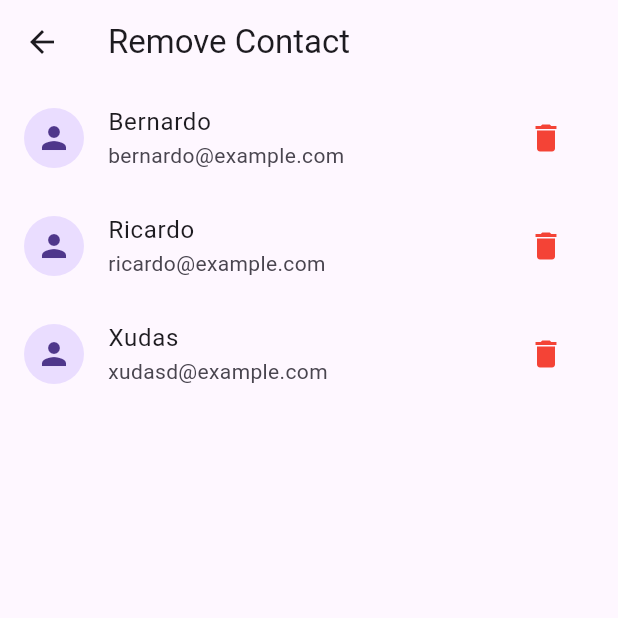
After one commit to BernardoArede/ContactsApp-Flutter, a Flutter app: the screen it shows after launch, after a tap on the "delete" icon, on a phone screen of 412 x 824 dp, the top half of it. The commit adds this screen. Run offline on Flutter 3.47's test engine with Material 3 defaults, Android fonts, the phone set to English and light mode, and no system bars; our stand-ins replace image_picker.

Commit message:
removeContactScreen

```diff
--- a/lib/screens/homeScreen.dart
+++ b/lib/screens/homeScreen.dart
@@ -3,21 +3,27 @@ import 'package:flutter_contacts/screens/viewContactScreen.dart';
 import '../models/contact.dart';
 import 'addContactScreen.dart';
 import 'editContactScreen.dart';
+import 'removeContactScreen.dart';
 
 class HomeScreen extends StatefulWidget {
+  const HomeScreen({super.key});
 
-  const HomeScreen({super.key});
   @override
   _HomeScreenState createState() => _HomeScreenState();
 }
 
-class _HomeScreenState extends State<HomeScreen>{
-
+class _HomeScreenState extends State<HomeScreen> {
   final List<Contact> contacts = [
     Contact(name: 'Bernardo', email: 'bernardo@example.com', phone: '927252511', birthdate: "2004-07-03"),
     Contact(name: 'Ricardo', email: 'ricardo@example.com', phone: '962445987'),
     Contact(name: 'Xudas', email: 'xudasd@example.com', phone: '925969973'),
   ];
+
+  void _removeContact(Contact contact) {
+    setState(() {
+      contacts.remove(contact);
+    });
+  }
 
   @override
   Widget build(BuildContext context) {
@@ -27,23 +33,44 @@ class _HomeScreenState extends State<HomeScreen>{
         actions: [
           IconButton(
             icon: const Icon(Icons.add),
-            onPressed: () async{
+            onPressed: () async {
               final newContact = await Navigator.push<Contact>(
-                  context,
-                  MaterialPageRoute(
-                    builder: (context) => const addContactScreen(),
-                  ),
+                context,
+                MaterialPageRoute(
+                  builder: (context) => const addContactScreen(),
+                ),
               );
-              if(newContact != null){
+              if (newContact != null) {
                 setState(() {
                   contacts.add(newContact);
                 });
               }
             },
-          )
+          ),
+          IconButton(
+            icon: const Icon(Icons.delete),
+            onPressed: () async {
+              final removedContact = await Navigator.push<Contact>(
+                context,
+                MaterialPageRoute(
+                  builder: (context) => RemoveContactScreen(contacts: List.from(contacts)),
+                ),
+              );
+              if (removedContact != null) {
+                _removeContact(removedContact);
+              }
+            },
+          ),
         ],
       ),
-      body: ListView.builder(
+      body: contacts.isEmpty
+          ? const Center(
+        child: Text(
+          "No contacts available.",
+          style: TextStyle(fontSize: 16, color: Colors.grey),
+        ),
+      )
+          : ListView.builder(
         itemCount: contacts.length,
         itemBuilder: (context, index) {
           final contact = contacts[index];
@@ -51,16 +78,18 @@ class _HomeScreenState extends State<HomeScreen>{
             child: ListTile(
               leading: const Icon(Icons.person),
               title: Text(contact.name),
-              subtitle: Text('${contact.email} \n${contact.phone}${contact.birthdate !=null ? '\n${contact.birthdate}' : ''}'),
+              subtitle: Text(
+                '${contact.email} \n${contact.phone}${contact.birthdate != null ? '\n${contact.birthdate}' : ''}',
+              ),
               isThreeLine: true,
-              onTap: () async{
+              onTap: () async {
                 final updateContact = await Navigator.push<Contact>(
                   context,
                   MaterialPageRoute(
-                    builder:(context) => viewContactScreen(contact:contact),
+                    builder: (context) => viewContactScreen(contact: contact),
                   ),
                 );
-                if(updateContact != null){
+                if (updateContact != null) {
                   setState(() {
                     contacts[index] = updateContact;
                   });
@@ -72,8 +101,4 @@ class _HomeScreenState extends State<HomeScreen>{
       ),
     );
   }
-
-
-
-
 }
--- /dev/null
+++ b/lib/screens/removeContactScreen.dart
@@ -0,0 +1,69 @@
+import 'dart:io';
+
+import 'package:flutter/material.dart';
+import 'package:flutter_contacts/models/contact.dart';
+
+class RemoveContactScreen extends StatefulWidget {
+  final List<Contact> contacts;
+
+  const RemoveContactScreen({Key? key, required this.contacts}) : super(key: key);
+
+  @override
+  State<RemoveContactScreen> createState() => _RemoveContactScreenState();
+}
+
+class _RemoveContactScreenState extends State<RemoveContactScreen> {
+  void _removeContact(Contact contact) {
+    setState(() {
+      widget.contacts.remove(contact);
+    });
+    Navigator.pop(context, contact);
+  }
+
+  @override
+  Widget build(BuildContext context) {
+    return Scaffold(
+      appBar: AppBar(
+        title: const Text("Remove Contact"),
+      ),
+      body: widget.contacts.isEmpty
+          ? const Center(
+        child: Text(
+          "No contacts available to remove.",
+          style: TextStyle(fontSize: 16, color: Colors.grey),
+        ),
+      )
+          : ListView.builder(
+        itemCount: widget.contacts.length,
+        itemBuilder: (context, index) {
+          final contact = widget.contacts[index];
+          return ListTile(
+            leading: contact.imagePath != null
+                ? CircleAvatar(
+              backgroundImage: FileImage(File(contact.imagePath!)),
+            )
+                : const CircleAvatar(
+              child: Icon(Icons.person),
+            ),
+            title: Text(
+                contact.name ?? "Unnamed"
+            ),
+            subtitle: Text(
+                contact.email ?? "No email"
+            ),
+            trailing: IconButton(
+              icon: const Icon(
+                  Icons.delete,
+                  color: Colors.red
+              ),
+              onPressed: () {
+                _removeContact(contact);
+              },
+            ),
+          );
+        },
+      ),
+    );
+  }
+
+}
```
